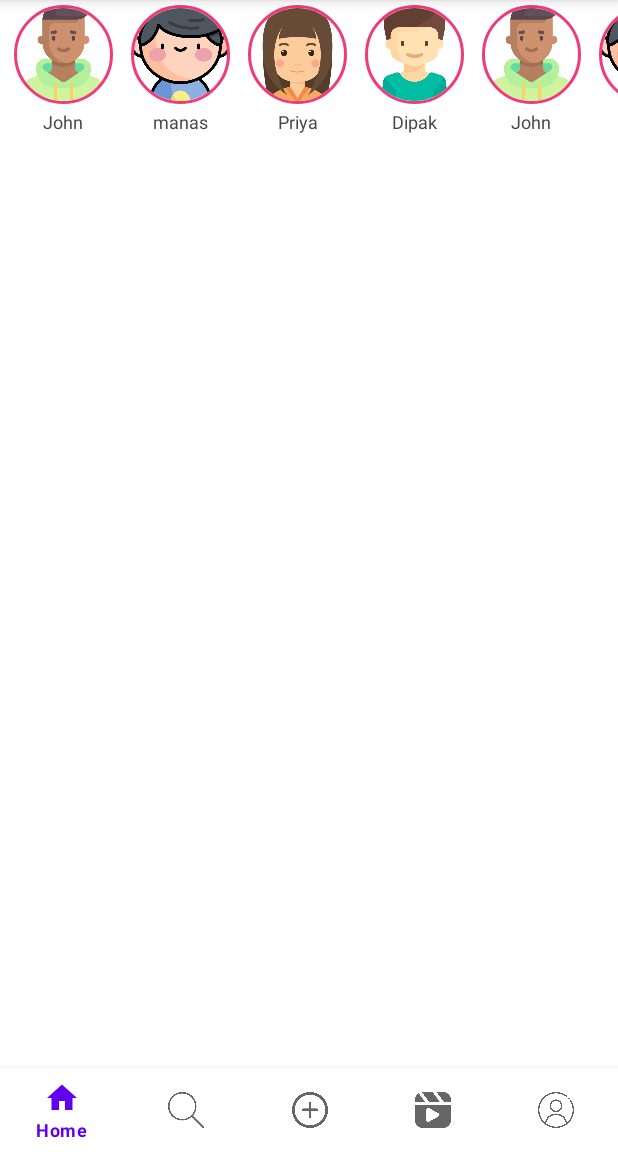
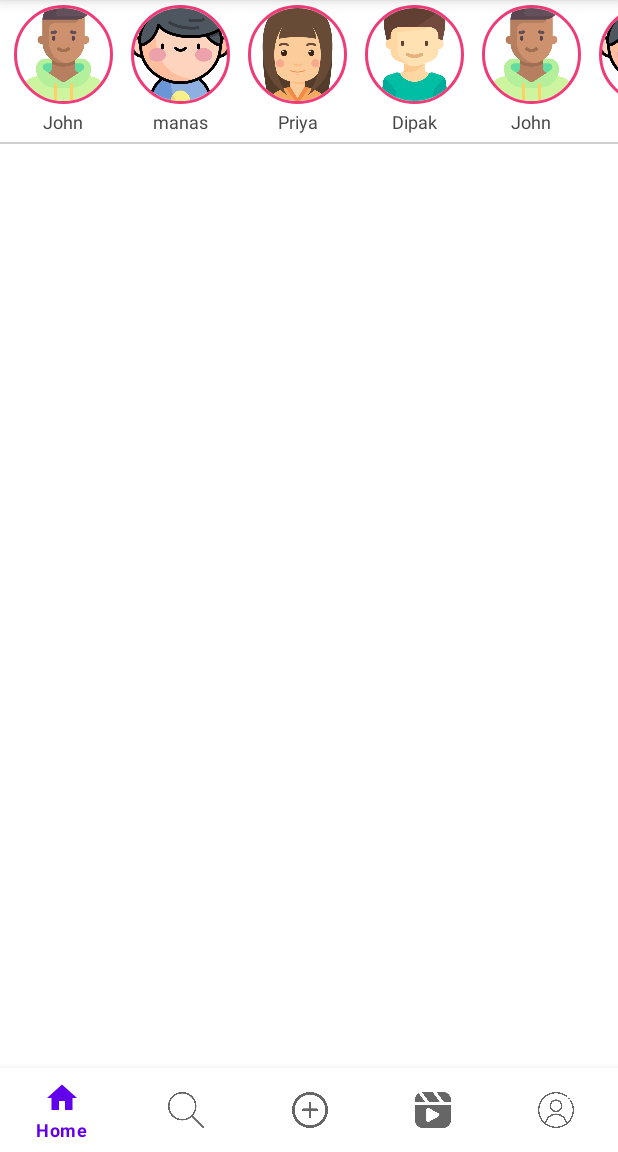
Before and after one commit to akshaymagar2003/InstagramClone2, an Android app: the screen it shows after launch (MainActivity), on a phone screen of 412 x 824 dp, the part 84-1236 px from its top. Run offline under Robolectric (Android 15) with nearby library versions, the phone set to English and light mode, and no system bars; our stand-ins replace CircleImageView, navigation-ui; Roboto replaces fonts that are not available here.

Commit message:
Status Bar Color Changed and view added.

```diff
--- a/app/src/main/res/layout/activity_main.xml
+++ b/app/src/main/res/layout/activity_main.xml
@@ -98,4 +98,7 @@
                 app:srcCompat="@drawable/send" />
         </LinearLayout>
     </androidx.appcompat.widget.Toolbar>
+
+
+
 </RelativeLayout>
--- a/app/src/main/res/layout/fragment_home.xml
+++ b/app/src/main/res/layout/fragment_home.xml
@@ -244,4 +244,16 @@
         </HorizontalScrollView>
     </LinearLayout>
 
+
+    <View
+        android:id="@+id/view4"
+        android:layout_width="match_parent"
+        android:layout_height="1dp"
+        android:layout_marginTop="2dp"
+        android:layout_marginBottom="3dp"
+        android:background="@color/statusbar" />
+
+
+        />
+
 </LinearLayout>
--- a/app/src/main/res/values/colors.xml
+++ b/app/src/main/res/values/colors.xml
@@ -8,5 +8,5 @@
     <color name="black">#FF000000</color>
     <color name="white">#FFFFFFFF</color>
     <color name="textcolor">#464646</color>
-
+<color name="statusbar">#CECECE</color>
 </resources>
--- a/app/src/main/res/values/themes.xml
+++ b/app/src/main/res/values/themes.xml
@@ -10,7 +10,7 @@
         <item name="colorSecondaryVariant">@color/teal_700</item>
         <item name="colorOnSecondary">@color/black</item>
         <!-- Status bar color. -->
-        <item name="android:statusBarColor">?attr/colorPrimaryVariant</item>
+        <item name="android:statusBarColor">#B4B3B5</item>
         <!-- Customize your theme here. -->
     </style>
 </resources>
```
